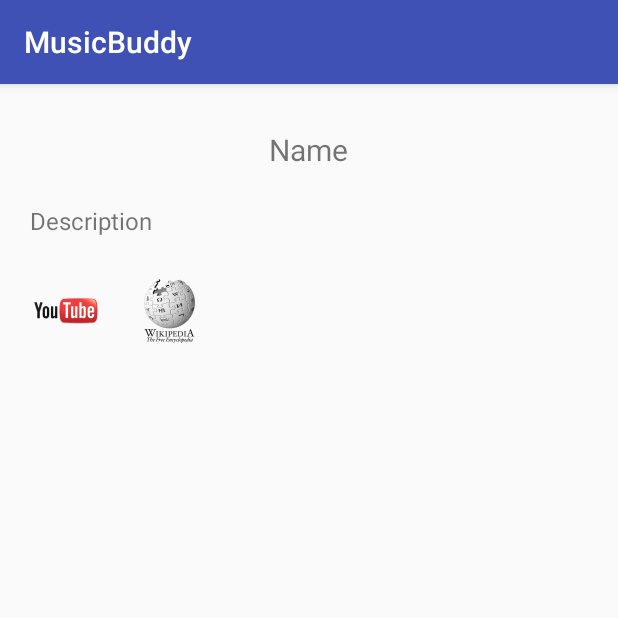
After one commit to paulomelila/MusicBuddy, an Android app: the SimilarArtistsActivity screen opened directly, with no data from a screen before it, on a phone screen of 412 x 824 dp, the top half of it. The commit adds this screen. Run offline under Robolectric (Android 15) with nearby library versions, the phone set to English and light mode, and no system bars; network calls fail; 5 statements that could not run were skipped.

Commit message:
Add SimilarArtistsActivity

```diff
--- a/app/build.gradle
+++ b/app/build.gradle
@@ -26,7 +26,7 @@ dependencies {
     })
     compile 'com.android.support:appcompat-v7:26.+'
     compile 'com.android.support.constraint:constraint-layout:1.0.2'
-    testCompile 'junit:junit:4.12'
     compile 'com.android.volley:volley:1.0.0'
     compile 'com.google.code.gson:gson:2.8.2'
+    testCompile 'junit:junit:4.12'
 }
--- a/app/src/main/AndroidManifest.xml
+++ b/app/src/main/AndroidManifest.xml
@@ -2,7 +2,7 @@
 <manifest xmlns:android="http://schemas.android.com/apk/res/android"
     package="com.gmail.paulovitormelila.musicbuddy">
 
-    <uses-permission android:name="android.permission.INTERNET"/>
+    <uses-permission android:name="android.permission.INTERNET" />
 
     <application
         android:allowBackup="true"
@@ -18,6 +18,7 @@
                 <category android:name="android.intent.category.LAUNCHER" />
             </intent-filter>
         </activity>
+        <activity android:name=".SimilarArtistsActivity"></activity>
     </application>
 
 </manifest>
--- /dev/null
+++ b/app/src/main/java/com/gmail/paulovitormelila/musicbuddy/SimilarArtistsActivity.java
@@ -0,0 +1,71 @@
+package com.gmail.paulovitormelila.musicbuddy;
+
+import android.content.Intent;
+import android.net.Uri;
+import android.support.v7.app.AppCompatActivity;
+import android.os.Bundle;
+import android.view.View;
+import android.widget.ImageView;
+import android.widget.TextView;
+
+import java.util.ArrayList;
+import java.util.Collections;
+
+public class SimilarArtistsActivity extends AppCompatActivity {
+
+    @Override
+    protected void onCreate(Bundle savedInstanceState) {
+        super.onCreate(savedInstanceState);
+        setContentView(R.layout.activity_similar_artists);
+
+        TextView artistName = (TextView) findViewById(R.id.name);
+        TextView artistDescription = (TextView) findViewById(R.id.description);
+        ImageView youtubeIcon = (ImageView) findViewById(R.id.youtubeIcon);
+        ImageView wikipediaIcon = (ImageView) findViewById(R.id.wikipediaIcon);
+
+        Intent intent = getIntent();
+        ArrayList<Music> artistsList = intent.getParcelableArrayListExtra("ArtistsList");
+        Collections.shuffle(artistsList);
+
+        final Music firstArtist = artistsList.get(0);
+
+        artistName.setText(firstArtist.getName());
+        artistDescription.setText(firstArtist.getwTeaser());
+
+        for (int i = 0; i < artistsList.size(); i++) {
+            System.out.println((i+1) + ". " + artistsList.get(i).getName());
+        }
+
+        youtubeIcon.setOnClickListener(new View.OnClickListener() {
+            @Override
+            public void onClick(View view) {
+                youtubeAppIntent(firstArtist.getyID());
+            }
+        });
+
+        wikipediaIcon.setOnClickListener(new View.OnClickListener() {
+            @Override
+            public void onClick(View view) {
+                wikipediaArticleIntent(firstArtist.getwUrl());
+            }
+        });
+    }
+
+    private void youtubeAppIntent(String videoID) {
+        Intent intent = new Intent(Intent.ACTION_VIEW);
+        intent.setData(Uri.parse("https://www.youtube.com/watch?v=" + videoID));
+        intent.setPackage("com.google.android.youtube");
+        startActivity(intent);
+    }
+
+    private void wikipediaArticleIntent(String wikiPage) {
+        Intent intent = new Intent(Intent.ACTION_VIEW);
+        intent.setData(Uri.parse(wikiPage));
+        startActivity(intent);
+    }
+
+//    private void displayArtistDetails(ArrayList<Music> artists, int index) {
+//        artistName.setText(artists.get(index).getName());
+//        artistDescription.setText(artists.get(index).getwTeaser());
+//    }
+}
--- /dev/null
+++ b/app/src/main/res/layout/activity_similar_artists.xml
@@ -0,0 +1,63 @@
+<?xml version="1.0" encoding="utf-8"?>
+<ScrollView xmlns:android="http://schemas.android.com/apk/res/android"
+    xmlns:app="http://schemas.android.com/apk/res-auto"
+    xmlns:tools="http://schemas.android.com/tools"
+    android:layout_width="match_parent"
+    android:layout_height="match_parent"
+    android:fillViewport="true"
+    tools:context="com.gmail.paulovitormelila.musicbuddy.SimilarArtistsActivity">
+
+    <RelativeLayout
+        android:layout_width="fill_parent"
+        android:layout_height="wrap_content" >
+
+        <TextView
+            android:text="Name"
+            android:textSize="20sp"
+            android:id="@+id/name"
+            android:layout_width="wrap_content"
+            android:layout_height="wrap_content"
+            android:textAlignment="center"
+            android:layout_marginTop="30dp"
+            app:layout_constraintLeft_toLeftOf="parent"
+            app:layout_constraintTop_toTopOf="parent"
+            app:layout_constraintRight_toRightOf="parent"
+            app:layout_constraintHorizontal_bias="0.501"
+            android:layout_alignParentTop="true"
+            android:layout_centerHorizontal="true" />
+
+        <TextView
+            android:text="Description"
+            android:textSize="16sp"
+            android:id="@+id/description"
+            android:layout_width="361dp"
+            android:layout_height="wrap_content"
+            android:textAlignment="textStart"
+            android:layout_marginTop="80dp"
+            app:layout_constraintLeft_toLeftOf="parent"
+            app:layout_constraintTop_toTopOf="parent"
+            app:layout_constraintRight_toRightOf="parent"
+            app:layout_constraintHorizontal_bias="0.521"
+            android:layout_marginLeft="20dp"
+            android:layout_marginRight="20dp" />
+
+        <ImageView
+            android:id="@+id/youtubeIcon"
+            android:src="@mipmap/ic_youtube"
+            android:layout_width="wrap_content"
+            android:layout_height="wrap_content"
+            android:layout_below="@+id/description"
+            android:layout_alignStart="@+id/description"
+            android:layout_marginTop="25dp" />
+
+        <ImageView
+            android:id="@+id/wikipediaIcon"
+            android:src="@mipmap/ic_wikipedia"
+            android:layout_width="wrap_content"
+            android:layout_height="wrap_content"
+            android:layout_alignTop="@+id/youtubeIcon"
+            android:layout_toEndOf="@+id/youtubeIcon"
+            android:layout_marginStart="21dp" />
+    </RelativeLayout>
+
+</ScrollView>
```
Also changed, not shown: app/src/main/java/com/gmail/paulovitormelila/musicbuddy/MainActivity.java (+13 -55 lines), app/src/main/java/com/gmail/paulovitormelila/musicbuddy/Music.java (+40 -1 lines), app/src/main/res/layout/activity_main.xml (+29 -50 lines), app/src/main/ic_wikipedia-web.png (added), app/src/main/ic_youtube-web.png (added), app/src/main/res/mipmap-hdpi/ic_wikipedia.png (added), app/src/main/res/mipmap-hdpi/ic_youtube.png (added), app/src/main/res/mipmap-mdpi/ic_wikipedia.png (added), app/src/main/res/mipmap-mdpi/ic_youtube.png (added), app/src/main/res/mipmap-xhdpi/ic_wikipedia.png (added), app/src/main/res/mipmap-xhdpi/ic_youtube.png (added), app/src/main/res/mipmap-xxhdpi/ic_wikipedia.png (added), app/src/main/res/mipmap-xxhdpi/ic_youtube.png (added), app/src/main/res/mipmap-xxxhdpi/ic_wikipedia.png (added), 1 more files.
